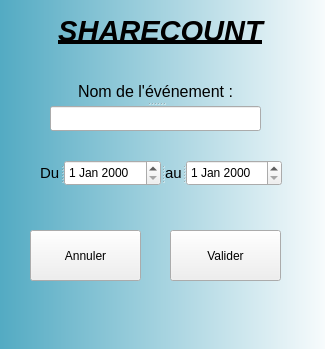
Before: the Qt Designer form ajoutevent.ui in Obsywon/ShareCount, drawn with Qt 5.
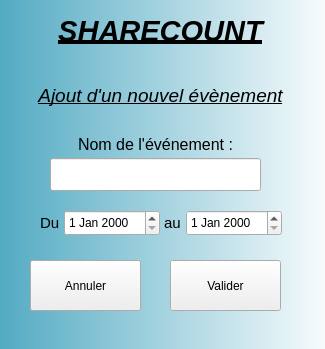
After: the same form once the commit is applied.

Patch:
```diff
--- a/ajoutevent.ui
+++ b/ajoutevent.ui
@@ -17,14 +17,17 @@
    <property name="geometry">
     <rect>
      <x>50</x>
-     <y>80</y>
+     <y>130</y>
      <width>211</width>
-     <height>51</height>
+     <height>61</height>
     </rect>
    </property>
    <property name="orientation">
     <enum>Qt::Vertical</enum>
    </property>
+   <property name="handleWidth">
+    <number>0</number>
+   </property>
    <widget class="QLabel" name="label_10">
     <property name="font">
      <font>
@@ -44,7 +47,7 @@
    <property name="geometry">
     <rect>
      <x>170</x>
-     <y>230</y>
+     <y>260</y>
      <width>111</width>
      <height>51</height>
     </rect>
@@ -57,7 +60,7 @@
    <property name="geometry">
     <rect>
      <x>40</x>
-     <y>160</y>
+     <y>210</y>
      <width>242</width>
      <height>26</height>
     </rect>
@@ -65,6 +68,9 @@
    <property name="orientation">
     <enum>Qt::Horizontal</enum>
    </property>
+   <property name="handleWidth">
+    <number>0</number>
+   </property>
    <widget class="QLabel" name="label_11">
     <property name="font">
      <font>
@@ -72,7 +78,7 @@
      </font>
     </property>
     <property name="text">
-     <string>Du</string>
+     <string>Du </string>
     </property>
    </widget>
    <widget class="QDateEdit" name="dateDeb_2"/>
@@ -83,7 +89,7 @@
      </font>
     </property>
     <property name="text">
-     <string>au</string>
+     <string> au </string>
     </property>
    </widget>
    <widget class="QDateEdit" name="dateFin_2"/>
@@ -92,7 +98,7 @@
    <property name="geometry">
     <rect>
      <x>30</x>
-     <y>230</y>
+     <y>260</y>
      <width>111</width>
      <height>51</height>
     </rect>
@@ -104,10 +110,10 @@
   <widget class="QLabel" name="erreur">
    <property name="geometry">
     <rect>
-     <x>26</x>
-     <y>130</y>
-     <width>231</width>
-     <height>20</height>
+     <x>50</x>
+     <y>190</y>
+     <width>211</width>
+     <height>16</height>
     </rect>
    </property>
    <property name="text">
@@ -155,6 +161,29 @@
     <set>Qt::AlignCenter</set>
    </property>
   </widget>
+  <widget class="QLabel" name="label_2">
+   <property name="geometry">
+    <rect>
+     <x>0</x>
+     <y>60</y>
+     <width>321</width>
+     <height>71</height>
+    </rect>
+   </property>
+   <property name="font">
+    <font>
+     <pointsize>14</pointsize>
+     <italic>true</italic>
+     <underline>true</underline>
+    </font>
+   </property>
+   <property name="text">
+    <string>Ajout d'un nouvel évènement</string>
+   </property>
+   <property name="alignment">
+    <set>Qt::AlignCenter</set>
+   </property>
+  </widget>
   <zorder>label_6</zorder>
   <zorder>splitter_4</zorder>
   <zorder>ok_event</zorder>
@@ -162,6 +191,7 @@
   <zorder>annuler</zorder>
   <zorder>erreur</zorder>
   <zorder>label</zorder>
+  <zorder>label_2</zorder>
  </widget>
  <resources/>
  <connections/>
```
